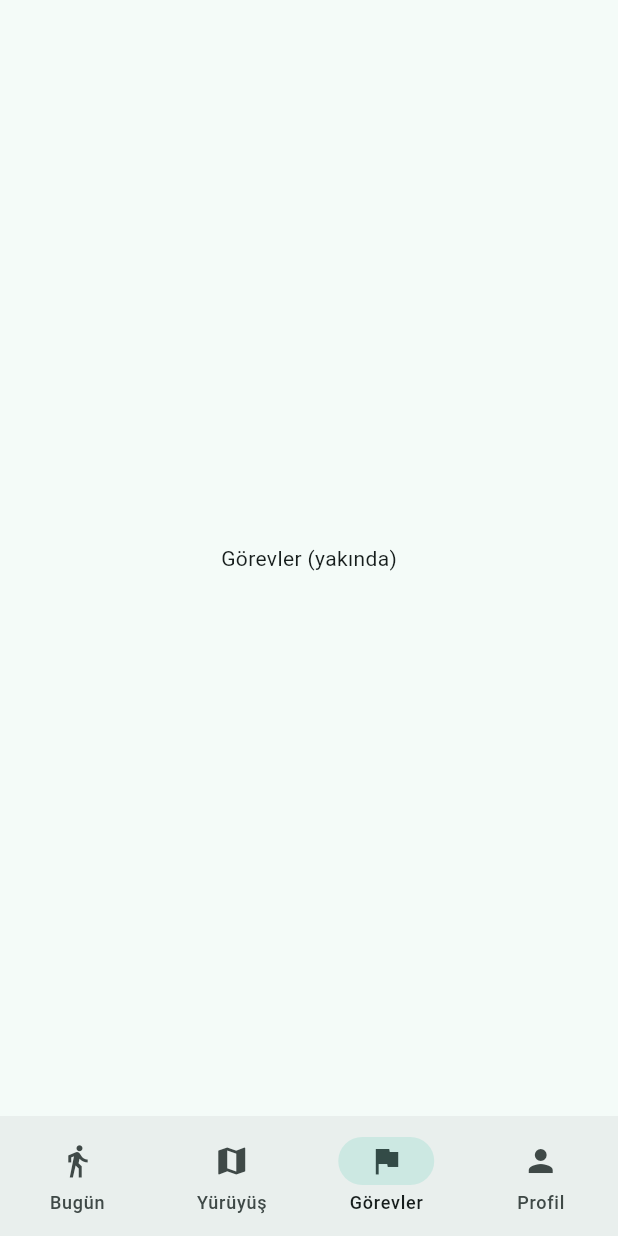
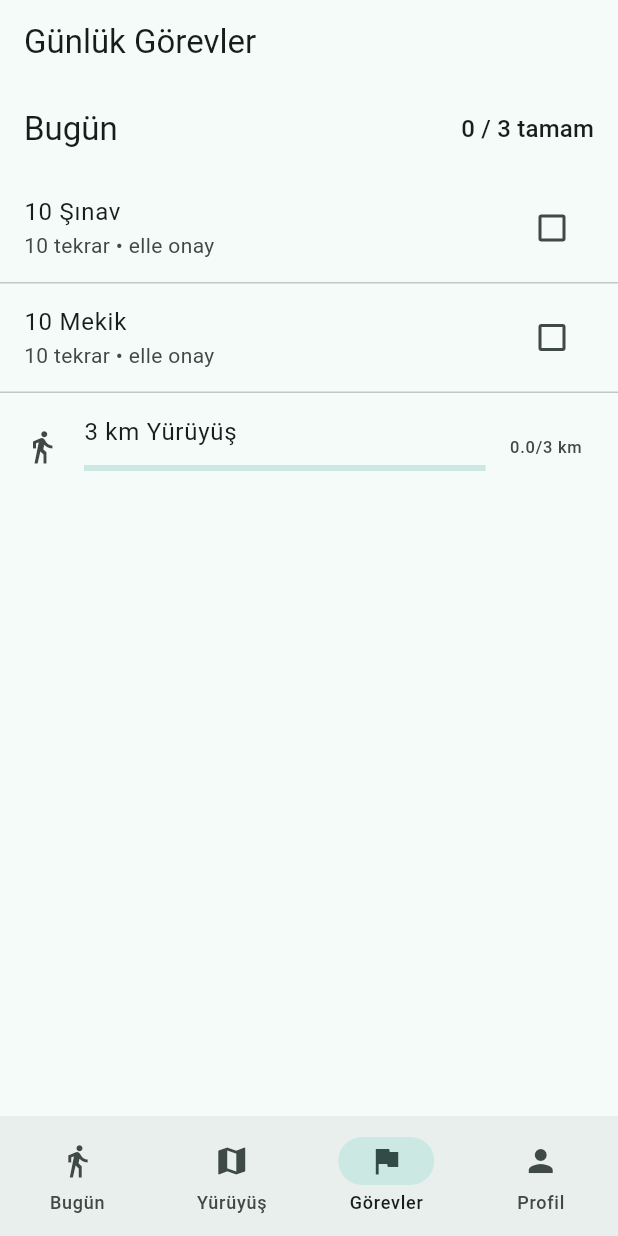
Before and after one commit to 09kaan/StepUp, a Flutter app: the screen it shows after launch, item 3 of the bottom bar chosen, on a phone screen of 412 x 824 dp. Run offline on Flutter 3.47's test engine with Material 3 defaults, Android fonts, the phone set to English and light mode, and no system bars; our stand-ins replace flutter_riverpod, geolocator, isar, latlong2, pedometer, permission_handler; missing offline and left inert: apple_maps_flutter, health; accounts and stored records are empty; generated files the repository leaves out were written again; statements that could not run were skipped.

Commit message:
Implement Step 7: Mini Challenge Motor and Task List

```diff
--- a/lib/app.dart
+++ b/lib/app.dart
@@ -1,4 +1,5 @@
 import 'package:flutter/material.dart';
+import 'features/challenges/challenges_screen.dart';
 import 'features/dashboard/dashboard_screen.dart';
 import 'features/walk/walk_tracking_screen.dart';
 
@@ -32,7 +33,7 @@ class _RootScreenState extends State<RootScreen> {
   final _screens = const [
     DashboardScreen(),
     WalkTrackingScreen(),
-    Center(child: Text('Görevler (yakında)')),
+    ChallengesScreen(),
     Center(child: Text('Profil (yakında)')),
   ];
 
--- /dev/null
+++ b/lib/features/challenges/challenge_controller.dart
@@ -0,0 +1,25 @@
+import 'package:flutter_riverpod/flutter_riverpod.dart';
+
+import '../../main.dart'; // isarProvider
+import '../../models/challenge.dart';
+import '../../services/challenge_repository.dart';
+import '../dashboard/dashboard_controller.dart'; // todayActivityProvider
+
+final challengeRepoProvider = Provider<ChallengeRepository>(
+  (ref) => ChallengeRepository(ref.watch(isarProvider)),
+);
+
+final todayChallengesProvider = FutureProvider<List<Challenge>>((ref) async {
+  final repo = ref.watch(challengeRepoProvider);
+  await repo.ensureTodayChallenges();
+
+  // Otomatik km görevini bugünkü mesafeyle güncelle (varsa).
+  try {
+    final today = await ref.watch(todayActivityProvider.future);
+    await repo.updateAutoProgress(today.distanceMeters / 1000);
+  } catch (_) {
+    // Sağlık izni yoksa otomatik görev 0 kalır; sorun değil.
+  }
+
+  return repo.todayChallenges();
+});
--- /dev/null
+++ b/lib/features/challenges/challenges_screen.dart
@@ -0,0 +1,98 @@
+import 'package:flutter/material.dart';
+import 'package:flutter_riverpod/flutter_riverpod.dart';
+
+import '../../models/challenge.dart';
+import 'challenge_controller.dart';
+
+String _unitLabel(ChallengeUnit u) {
+  switch (u) {
+    case ChallengeUnit.reps:
+      return 'tekrar';
+    case ChallengeUnit.steps:
+      return 'adım';
+    case ChallengeUnit.km:
+      return 'km';
+    case ChallengeUnit.minutes:
+      return 'dk';
+  }
+}
+
+class ChallengesScreen extends ConsumerWidget {
+  const ChallengesScreen({super.key});
+
+  @override
+  Widget build(BuildContext context, WidgetRef ref) {
+    final asyncList = ref.watch(todayChallengesProvider);
+
+    return Scaffold(
+      appBar: AppBar(title: const Text('Günlük Görevler')),
+      body: asyncList.when(
+        loading: () => const Center(child: CircularProgressIndicator()),
+        error: (e, _) => Center(child: Text('Hata: $e')),
+        data: (list) {
+          final done = list.where((c) => c.isCompleted).length;
+
+          return Column(
+            children: [
+              Padding(
+                padding: const EdgeInsets.all(16),
+                child: Row(
+                  mainAxisAlignment: MainAxisAlignment.spaceBetween,
+                  children: [
+                    Text('Bugün',
+                        style: Theme.of(context).textTheme.titleLarge),
+                    Text('$done / ${list.length} tamam',
+                        style: Theme.of(context).textTheme.titleMedium),
+                  ],
+                ),
+              ),
+              Expanded(
+                child: ListView.separated(
+                  itemCount: list.length,
+                  separatorBuilder: (_, __) => const Divider(height: 1),
+                  itemBuilder: (context, i) {
+                    final c = list[i];
+                    final unit = _unitLabel(c.unit);
+
+                    if (c.verification == VerificationKind.manual) {
+                      return CheckboxListTile(
+                        value: c.isCompleted,
+                        title: Text(c.title),
+                        subtitle: Text(
+                            '${c.goalValue.toStringAsFixed(0)} $unit • elle onay'),
+                        onChanged: (v) async {
+                          await ref
+                              .read(challengeRepoProvider)
+                              .setManualComplete(c.id, v ?? false);
+                          ref.invalidate(todayChallengesProvider);
+                        },
+                      );
+                    }
+
+                    // Otomatik görev (ör. km): salt okunur ilerleme
+                    return ListTile(
+                      leading: Icon(
+                        c.isCompleted
+                            ? Icons.check_circle
+                            : Icons.directions_walk,
+                        color: c.isCompleted ? Colors.green : null,
+                      ),
+                      title: Text(c.title),
+                      subtitle: Padding(
+                        padding: const EdgeInsets.only(top: 6),
+                        child: LinearProgressIndicator(
+                            value: c.progressFraction),
+                      ),
+                      trailing: Text(
+                          '${c.progress.toStringAsFixed(1)}/${c.goalValue.toStringAsFixed(0)} $unit'),
+                    );
+                  },
+                ),
+              ),
+            ],
+          );
+        },
+      ),
+    );
+  }
+}
```
Also changed, not shown: lib/services/challenge_repository.dart (added, +94 -0 lines).
